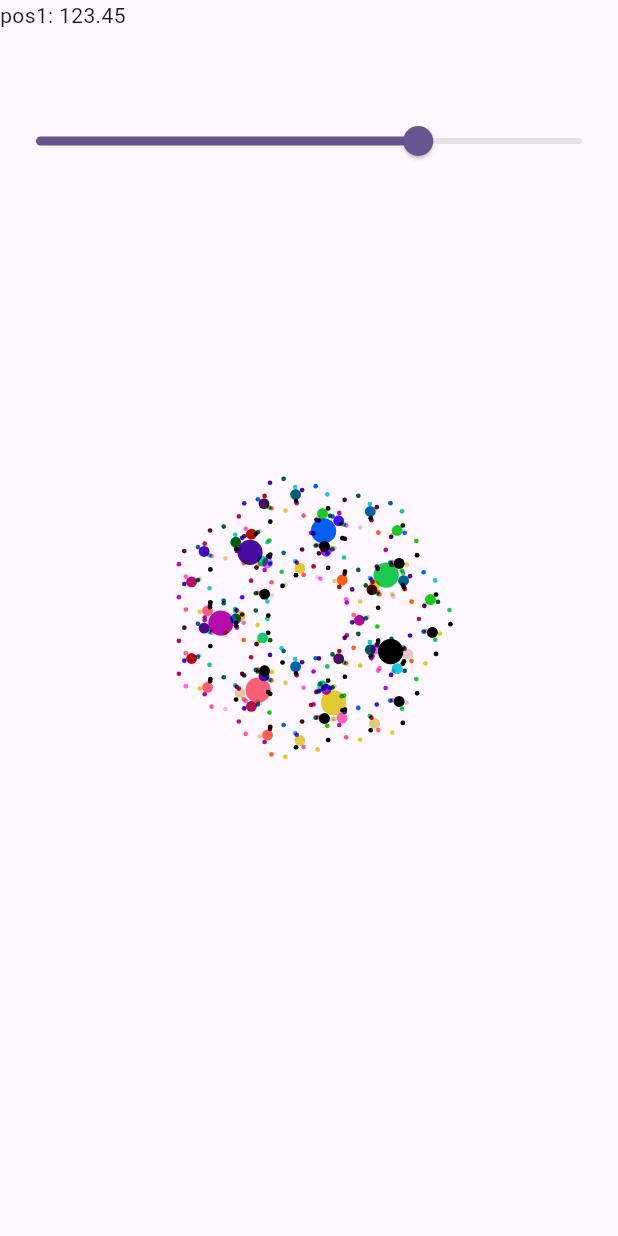
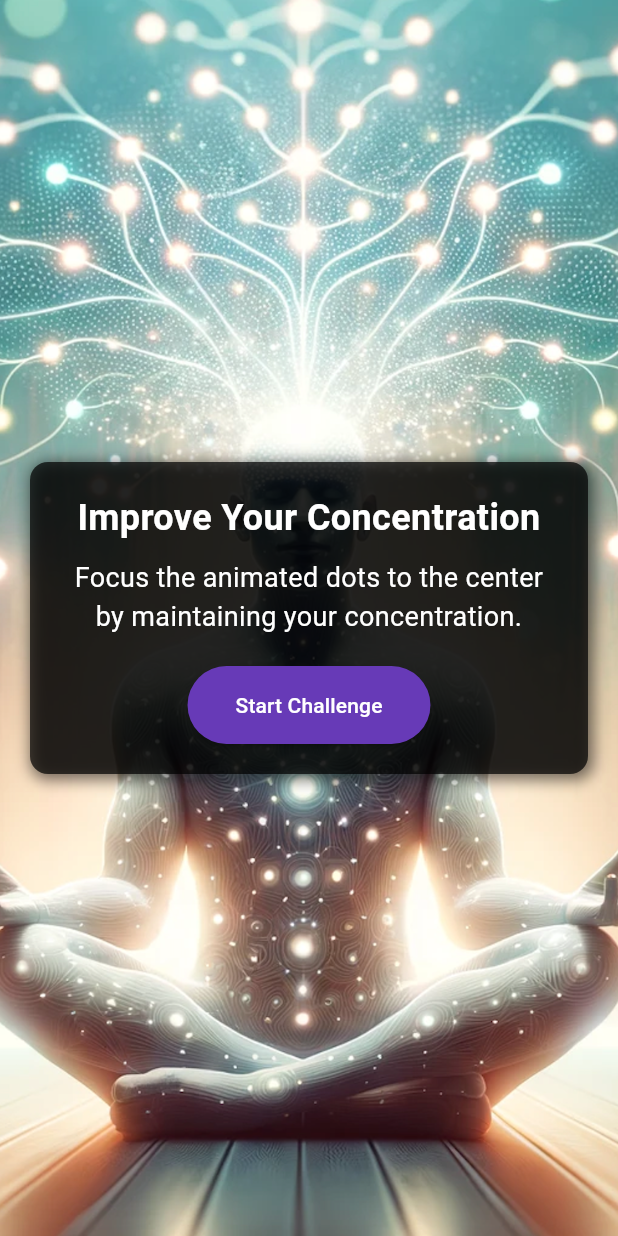
Before and after one commit to Awesome-Hackers-24/brain_game, a Flutter app: the screen it shows after launch, on a phone screen of 412 x 824 dp. Run offline on Flutter 3.47's test engine with Material 3 defaults, Android fonts, the phone set to English and light mode, and no system bars; our stand-ins replace get, supabase_flutter; accounts and stored records are empty.

Commit message:
Intro Screen

```diff
--- a/lib/app.dart
+++ b/lib/app.dart
@@ -1,5 +1,6 @@
 import 'package:brain_game/graphics/my_painter.dart';
 import 'package:brain_game/screens/home_screen.dart';
+import 'package:brain_game/screens/intro_screen.dart';
 import 'package:flutter/material.dart';
 import 'package:get/get.dart';
 
@@ -15,7 +16,8 @@ class MyApp extends StatelessWidget {
         colorScheme: ColorScheme.fromSeed(seedColor: Colors.deepPurple),
         useMaterial3: true,
       ),
-      home: const MyPainter(),
+      home: const IntroScreen(),
+      // home: const MyPainter(),
       // home: const HomeScreen(),
     );
   }
--- /dev/null
+++ b/lib/screens/intro_screen.dart
@@ -0,0 +1,77 @@
+import 'dart:math';
+
+import 'package:brain_game/graphics/my_painter.dart';
+import 'package:flutter/material.dart';
+import 'package:get/get.dart';
+
+class IntroScreen extends StatelessWidget {
+  const IntroScreen({Key? key}) : super(key: key);
+
+  @override
+  Widget build(BuildContext context) {
+    return Scaffold(
+      body: Container(
+        decoration: BoxDecoration(
+          image: DecorationImage(
+            image: AssetImage('assets/images/focus.png'), // Ensure the image path is correct
+            fit: BoxFit.cover, // This will cover the entire screen
+          ),
+        ),
+        child: Center( // Center the card on the screen
+          child: Container(
+            width: min(MediaQuery.of(context).size.width, 600), // Max width for the card
+            padding: EdgeInsets.all(20),
+            margin: EdgeInsets.all(20),
+            decoration: BoxDecoration(
+              color: Colors.black.withOpacity(0.7), // Slightly more opaque for better readability
+              borderRadius: BorderRadius.circular(12), // Smooth rounded corners
+              boxShadow: [ // Optional: adds elevation to the card
+                BoxShadow(
+                  color: Colors.black54,
+                  blurRadius: 8,
+                  spreadRadius: 2,
+                  offset: Offset(2, 2),
+                ),
+              ],
+            ),
+            child: Column(
+              mainAxisSize: MainAxisSize.min, // Fit content in the smallest space
+              children: [
+                Text(
+                  "Improve Your Concentration",
+                  style: TextStyle(
+                    fontSize: 24,
+                    fontWeight: FontWeight.bold,
+                    color: Colors.white,
+                  ),
+                  textAlign: TextAlign.center,
+                ),
+                SizedBox(height: 10),
+                Text(
+                  "Focus the animated dots to the center by maintaining your concentration.",
+                  style: TextStyle(
+                    fontSize: 18,
+                    color: Colors.white,
+                  ),
+                  textAlign: TextAlign.center,
+                ),
+                SizedBox(height: 20),
+                ElevatedButton(
+                  onPressed: () {
+                    Get.to(() => MyPainter());
+                  },
+                  child: Text('Start Challenge'),
+                  style: ElevatedButton.styleFrom(
+                    backgroundColor: Colors.deepPurple,
+                    padding: EdgeInsets.symmetric(horizontal: 32, vertical: 16),
+                    foregroundColor: Colors.white,
+                  ),
+                ),
+              ],
+            ),
+          ),
+        ),
+      ),
+    );
+  }
+}
--- a/pubspec.yaml
+++ b/pubspec.yaml
@@ -61,9 +61,8 @@ flutter:
   uses-material-design: true
 
   # To add assets to your application, add an assets section, like this:
-  # assets:
-  #   - images/a_dot_burr.jpeg
-  #   - images/a_dot_ham.jpeg
+  assets:
+    - assets/images/
 
   # An image asset can refer to one or more resolution-specific "variants", see
   # https://flutter.dev/assets-and-images/#resolution-aware
```
Also changed, not shown: assets/images/focus.png (added).
